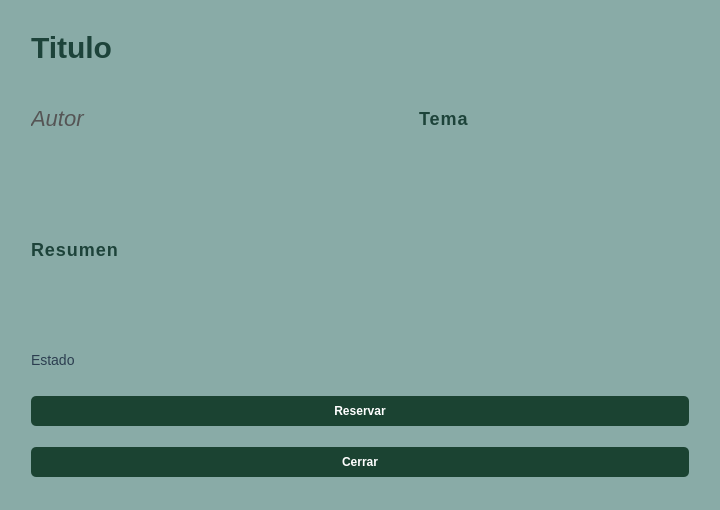
Old version of the form src/vista/Ui/VistaLibroPrestado.ui in the repository ivantm1/proyecto-software.
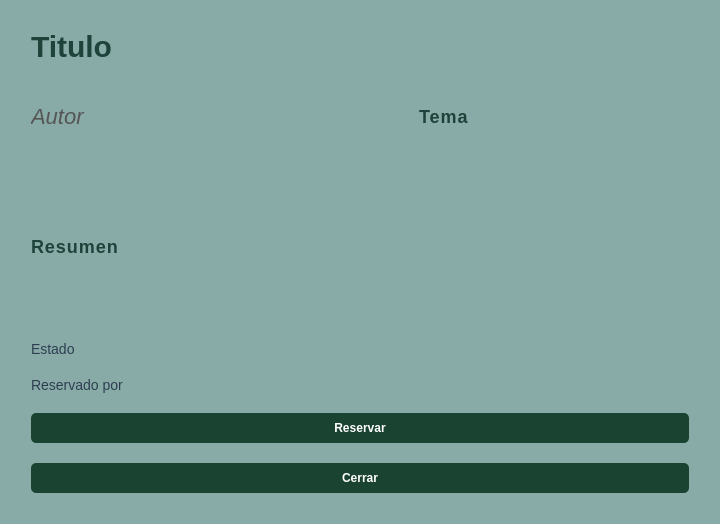
New version of the form.

Commit message: El admin y el bibliotecario puede ver quien ha hecho el prestamo

```diff
--- a/src/vista/Ui/VistaLibroPrestado.ui
+++ b/src/vista/Ui/VistaLibroPrestado.ui
@@ -183,6 +183,13 @@
        </property>
       </widget>
      </item>
+     <item>
+      <widget class="QLabel" name="linea_estudiante">
+       <property name="text">
+        <string>Reservado por</string>
+       </property>
+      </widget>
+     </item>
      <item>
       <widget class="QPushButton" name="boton_reserva">
        <property name="styleSheet">
```
The commit also changes 2 other files.
